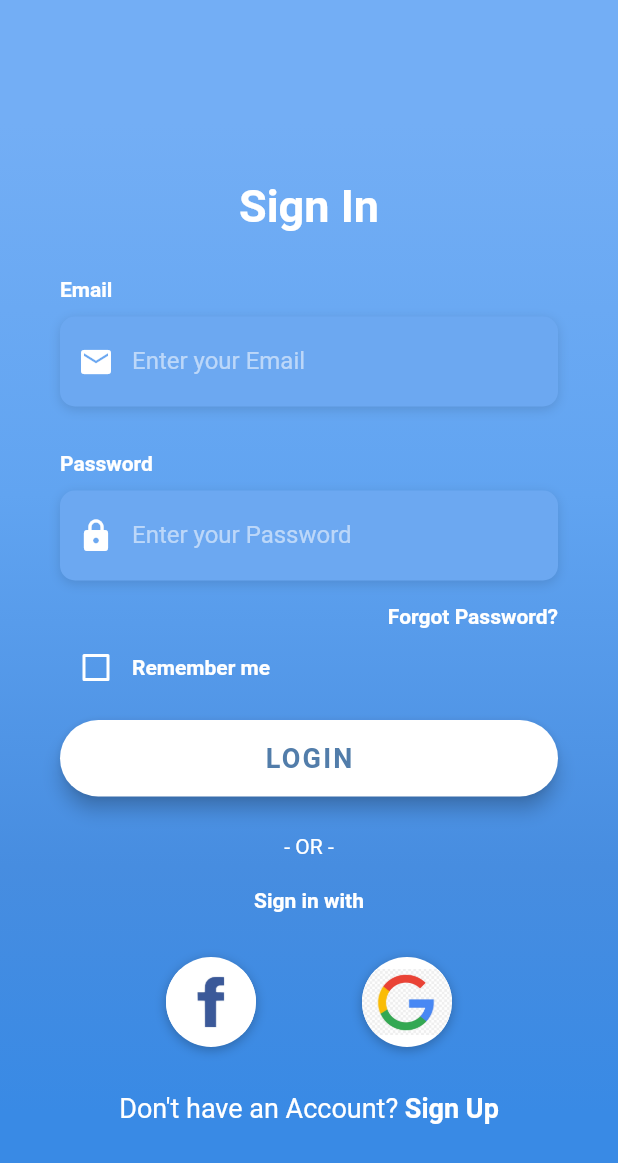
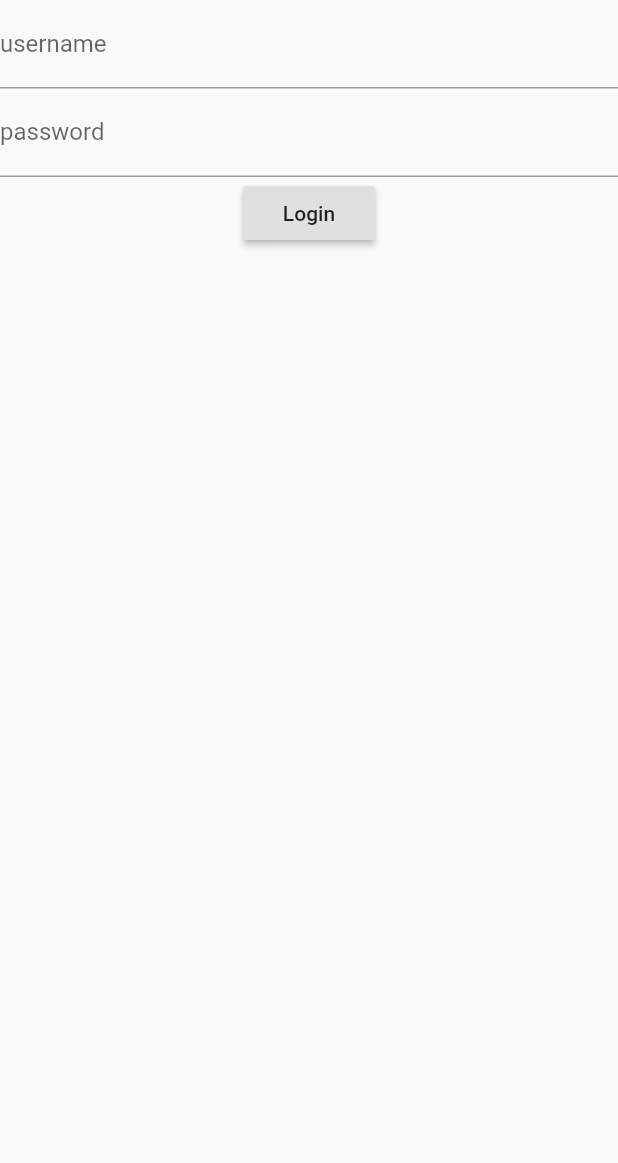
Before and after one commit to rocklyve/FUTracker, a Flutter app: the screen it shows after launch, on a phone screen of 412 x 824 dp. Shown: the top 1163 px of the screen. Run offline on Flutter 3.47's test engine with Material 2 defaults, Android fonts, the phone set to English and light mode, and no system bars; our stand-ins replace bloc, equatable, flutter_bloc, graphql_flutter; Roboto replaces fonts that are missing (OpenSans).

```diff
--- /dev/null
+++ b/futracker/lib/auth/authentication.dart
@@ -0,0 +1,3 @@
+export 'authentication_bloc.dart';
+export 'authentication_event.dart';
+export 'authentication_state.dart';
--- /dev/null
+++ b/futracker/lib/auth/authentication_bloc.dart
@@ -0,0 +1,42 @@
+import 'dart:async';
+
+import 'package:FUTracker/auth/authentication.dart';
+import 'package:FUTracker/repository/user_repository.dart';
+import 'package:bloc/bloc.dart';
+import 'package:meta/meta.dart';
+
+class AuthenticationBloc
+    extends Bloc<AuthenticationEvent, AuthenticationState> {
+  final UserRepository userRepository;
+
+  AuthenticationBloc({@required this.userRepository})
+      : assert(userRepository != null),
+        super(AuthenticationInitial());
+
+  @override
+  Stream<AuthenticationState> mapEventToState(
+    AuthenticationEvent event,
+  ) async* {
+    if (event is AuthenticationStarted) {
+      final bool hasToken = await userRepository.hasToken();
+
+      if (hasToken) {
+        yield AuthenticationSuccess();
+      } else {
+        yield AuthenticationFailure();
+      }
+    }
+
+    if (event is AuthenticationLoggedIn) {
+      yield AuthenticationInProgress();
+      await userRepository.persistToken(event.token);
+      yield AuthenticationSuccess();
+    }
+
+    if (event is AuthenticationLoggedOut) {
+      yield AuthenticationInProgress();
+      await userRepository.deleteToken();
+      yield AuthenticationFailure();
+    }
+  }
+}
--- /dev/null
+++ b/futracker/lib/auth/authentication_event.dart
@@ -0,0 +1,25 @@
+import 'package:equatable/equatable.dart';
+import 'package:meta/meta.dart';
+
+abstract class AuthenticationEvent extends Equatable {
+  const AuthenticationEvent();
+
+  @override
+  List<Object> get props => [];
+}
+
+class AuthenticationStarted extends AuthenticationEvent {}
+
+class AuthenticationLoggedIn extends AuthenticationEvent {
+  final String token;
+
+  const AuthenticationLoggedIn({@required this.token});
+
+  @override
+  List<Object> get props => [token];
+
+  @override
+  String toString() => 'LoggedIn { token: $token }';
+}
+
+class AuthenticationLoggedOut extends AuthenticationEvent {}
--- /dev/null
+++ b/futracker/lib/auth/authentication_state.dart
@@ -0,0 +1,14 @@
+import 'package:equatable/equatable.dart';
+
+abstract class AuthenticationState extends Equatable {
+  @override
+  List<Object> get props => [];
+}
+
+class AuthenticationInitial extends AuthenticationState {}
+
+class AuthenticationSuccess extends AuthenticationState {}
+
+class AuthenticationFailure extends AuthenticationState {}
+
+class AuthenticationInProgress extends AuthenticationState {}
--- /dev/null
+++ b/futracker/lib/bloc/login_bloc.dart
@@ -0,0 +1,41 @@
+import 'dart:async';
+
+import 'package:FUTracker/auth/authentication.dart';
+import 'package:FUTracker/repository/user_repository.dart';
+import 'package:bloc/bloc.dart';
+import 'package:equatable/equatable.dart';
+import 'package:meta/meta.dart';
+
+part 'login_event.dart';
+part 'login_state.dart';
+
+class LoginBloc extends Bloc<LoginEvent, LoginState> {
+  final UserRepository userRepository;
+  final AuthenticationBloc authenticationBloc;
+
+  LoginBloc({
+    @required this.userRepository,
+    @required this.authenticationBloc,
+  })  : assert(userRepository != null),
+        assert(authenticationBloc != null),
+        super(LoginInitial());
+
+  @override
+  Stream<LoginState> mapEventToState(LoginEvent event) async* {
+    if (event is LoginButtonPressed) {
+      yield LoginInProgress();
+
+      try {
+        final token = await userRepository.authenticate(
+          username: event.username,
+          password: event.password,
+        );
+
+        authenticationBloc.add(AuthenticationLoggedIn(token: token));
+        yield LoginInitial();
+      } catch (error) {
+        yield LoginFailure(error: error.toString());
+      }
+    }
+  }
+}
--- /dev/null
+++ b/futracker/lib/bloc/login_event.dart
@@ -0,0 +1,22 @@
+part of 'login_bloc.dart';
+
+abstract class LoginEvent extends Equatable {
+  const LoginEvent();
+}
+
+class LoginButtonPressed extends LoginEvent {
+  final String username;
+  final String password;
+
+  const LoginButtonPressed({
+    @required this.username,
+    @required this.password,
+  });
+
+  @override
+  List<Object> get props => [username, password];
+
+  @override
+  String toString() =>
+      'LoginButtonPressed { username: $username, password: $password }';
+}
--- /dev/null
+++ b/futracker/lib/bloc/login_state.dart
@@ -0,0 +1,24 @@
+part of 'login_bloc.dart';
+
+abstract class LoginState extends Equatable {
+  const LoginState();
+
+  @override
+  List<Object> get props => [];
+}
+
+class LoginInitial extends LoginState {}
+
+class LoginInProgress extends LoginState {}
+
+class LoginFailure extends LoginState {
+  final String error;
+
+  const LoginFailure({@required this.error});
+
+  @override
+  List<Object> get props => [error];
+
+  @override
+  String toString() => 'LoginFailure { error: $error }';
+}
--- a/futracker/lib/main.dart
+++ b/futracker/lib/main.dart
@@ -1,12 +1,59 @@
+import 'package:FUTracker/auth/authentication.dart';
+import 'package:FUTracker/repository/user_repository.dart';
+import 'package:FUTracker/ui/home.dart';
+import 'package:FUTracker/uicomponents/loading_indicator.dart';
+import 'package:bloc/bloc.dart';
+import 'package:flutter_bloc/flutter_bloc.dart';
 import 'package:flutter/cupertino.dart';
 import 'package:flutter/material.dart';
 import 'package:FUTracker/ui/login/login_screen.dart';
+import 'package:graphql_flutter/graphql_flutter.dart';
+
+// this is just an instance to print all events, transitions and errors from BLoC
+class SimpleBlocObserver extends BlocObserver {
+  @override
+  void onEvent(Bloc bloc, Object event) {
+    print(event);
+    super.onEvent(bloc, event);
+  }
+
+  @override
+  void onTransition(Bloc bloc, Transition transition) {
+    print(transition);
+    super.onTransition(bloc, transition);
+  }
+
+  @override
+  void onError(Bloc bloc, Object error, StackTrace stackTrace) {
+    print(error);
+    super.onError(bloc, error, stackTrace);
+  }
+}
 
 void main() {
-  runApp(MyApp());
+  Bloc.observer = SimpleBlocObserver();
+  final userRepository = UserRepository();
+
+  runApp(
+    BlocProvider<AuthenticationBloc>(
+      create: (context) {
+        return AuthenticationBloc(userRepository: userRepository)
+          ..add(AuthenticationStarted());
+      },
+      child: MyApp(userRepository: userRepository),
+    ),
+  );
 }
 
+final OptimisticCache cache = OptimisticCache(
+  dataIdFromObject: typenameDataIdFromObject,
+);
+
 class MyApp extends StatelessWidget {
+  final UserRepository userRepository;
+
+  MyApp({Key key, @required this.userRepository}) : super(key: key);
+
   @override
   Widget build(BuildContext context) {
     return MaterialApp(
@@ -15,7 +62,18 @@ class MyApp extends StatelessWidget {
         primarySwatch: Colors.blue,
         visualDensity: VisualDensity.adaptivePlatformDensity,
       ),
-      home: LoginScreen(),
+      home: BlocBuilder<AuthenticationBloc, AuthenticationState>(
+          builder: (context, state) {
+        if (state is AuthenticationSuccess) {
+          return Home();
+        } else if (state is AuthenticationFailure) {
+          return LoginScreen(userRepository: userRepository);
+        } else if (state is AuthenticationInProgress) {
+          return LoadingIndicator();
+        } else {
+          return LoginScreen(userRepository: userRepository);
+        }
+      }),
     );
   }
 }
--- /dev/null
+++ b/futracker/lib/repository/repositories.dart
@@ -0,0 +1,4 @@
+library repositories;
+
+// export 'package:weekendleague/weekendleague_repository.dart'
+// export 'package:weekendleague/weekendleague_repository_impl.dart'
--- /dev/null
+++ b/futracker/lib/repository/weekendleague/weekendleague_repository.dart
@@ -0,0 +1 @@
+import '../repositories.dart';
--- a/futracker/lib/ui/dashboard/dashboard.dart
+++ b/futracker/lib/ui/dashboard/dashboard.dart
@@ -15,15 +15,15 @@ class _DashboardState extends State<Dashboard> {
           SliverAppBar(
             title: Text("Dashboard"),
             automaticallyImplyLeading: false,
-            expandedHeight: 200,
+            expandedHeight: 40,
             actions: <Widget>[Icon(Icons.notifications)],
             bottom: PreferredSize(
-              preferredSize: Size.fromHeight(150),
+              preferredSize: Size.fromHeight(40),
               child: Container(),
             ),
             shape: RoundedRectangleBorder(
                 borderRadius:
-                    BorderRadius.vertical(bottom: Radius.circular(50))),
+                    BorderRadius.vertical(bottom: Radius.circular(30))),
           )
         ],
       ),
--- /dev/null
+++ b/futracker/lib/ui/login/login_form.dart
@@ -0,0 +1,67 @@
+import 'package:FUTracker/bloc/login_bloc.dart';
+import 'package:flutter/material.dart';
+import 'package:flutter_bloc/flutter_bloc.dart';
+
+class LoginForm extends StatefulWidget {
+  @override
+  State<LoginForm> createState() => _LoginFormState();
+}
+
+class _LoginFormState extends State<LoginForm> {
+  final _usernameController = TextEditingController();
+  final _passwordController = TextEditingController();
+
+  @override
+  Widget build(BuildContext context) {
+    _onLoginButtonPressed() {
+      BlocProvider.of<LoginBloc>(context).add(
+        LoginButtonPressed(
+          username: _usernameController.text,
+          password: _passwordController.text,
+        ),
+      );
+    }
+
+    return BlocListener<LoginBloc, LoginState>(
+      listener: (context, state) {
+        if (state is LoginFailure) {
+          Scaffold.of(context).showSnackBar(
+            SnackBar(
+              content: Text('${state.error}'),
+              backgroundColor: Colors.red,
+            ),
+          );
+        }
+      },
+      child: BlocBuilder<LoginBloc, LoginState>(
+        builder: (context, state) {
+          return Form(
+            child: Column(
+              children: [
+                TextFormField(
+                  decoration: InputDecoration(labelText: 'username'),
+                  controller: _usernameController,
+                ),
+                TextFormField(
+                  decoration: InputDecoration(labelText: 'password'),
+                  controller: _passwordController,
+                  obscureText: true,
+                ),
+                RaisedButton(
+                  onPressed:
+                      state is! LoginInProgress ? _onLoginButtonPressed : null,
+                  child: Text('Login'),
+                ),
+                Container(
+                  child: state is LoginInProgress
+                      ? CircularProgressIndicator()
+                      : null,
+                ),
+              ],
+            ),
+          );
+        },
+      ),
+    );
+  }
+}
--- a/futracker/lib/ui/login/login_screen.dart
+++ b/futracker/lib/ui/login/login_screen.dart
@@ -1,15 +1,30 @@
+import 'package:FUTracker/auth/authentication.dart';
+import 'package:FUTracker/repository/user_repository.dart';
+import 'package:FUTracker/bloc/login_bloc.dart';
 import 'package:FUTracker/ui/home.dart';
+import 'package:FUTracker/ui/login/login_form.dart';
 import 'package:flutter/material.dart';
 import 'package:flutter/services.dart';
 import 'package:FUTracker/utilities/constants.dart';
+import 'package:flutter_bloc/flutter_bloc.dart';
 
 class LoginScreen extends StatefulWidget {
+  final UserRepository userRepository;
+
+  LoginScreen({Key key, @required this.userRepository})
+      : assert(userRepository != null),
+        super(key: key);
+
   @override
-  _LoginScreenState createState() => _LoginScreenState();
+  _LoginScreenState createState() => _LoginScreenState(userRepository);
 }
 
 class _LoginScreenState extends State<LoginScreen> {
   bool _rememberMe = false;
+
+  final UserRepository userRepository;
+
+  _LoginScreenState(this.userRepository);
 
   Widget _buildEmailTF() {
     return Column(
@@ -130,7 +145,8 @@ class _LoginScreenState extends State<LoginScreen> {
         elevation: 5.0,
         onPressed: () {
           print("login button pressed");
-          Navigator.push(context, MaterialPageRoute(builder: (context) => Home()));
+          Navigator.push(
+              context, MaterialPageRoute(builder: (context) => Home()));
         },
         padding: EdgeInsets.all(15.0),
         shape: RoundedRectangleBorder(
@@ -248,68 +264,77 @@ class _LoginScreenState extends State<LoginScreen> {
   @override
   Widget build(BuildContext context) {
     return Scaffold(
-      body: AnnotatedRegion<SystemUiOverlayStyle>(
-        value: SystemUiOverlayStyle.light,
-        child: GestureDetector(
-          onTap: () => FocusScope.of(context).unfocus(),
-          child: Stack(
-            children: <Widget>[
-              Container(
-                height: double.infinity,
-                width: double.infinity,
-                decoration: BoxDecoration(
-                  gradient: LinearGradient(
-                    begin: Alignment.topCenter,
-                    end: Alignment.bottomCenter,
-                    colors: [
-                      Color(0xFF73AEF5),
-                      Color(0xFF61A4F1),
-                      Color(0xFF478DE0),
-                      Color(0xFF398AE5),
-                    ],
-                    stops: [0.1, 0.4, 0.7, 0.9],
-                  ),
-                ),
-              ),
-              Container(
-                height: double.infinity,
-                child: SingleChildScrollView(
-                  physics: AlwaysScrollableScrollPhysics(),
-                  padding: EdgeInsets.symmetric(
-                    horizontal: 40.0,
-                    vertical: 120.0,
-                  ),
-                  child: Column(
-                    mainAxisAlignment: MainAxisAlignment.center,
-                    children: <Widget>[
-                      Text(
-                        'Sign In',
-                        style: TextStyle(
-                          color: Colors.white,
-                          fontFamily: 'OpenSans',
-                          fontSize: 30.0,
-                          fontWeight: FontWeight.bold,
-                        ),
-                      ),
-                      SizedBox(height: 30.0),
-                      _buildEmailTF(),
-                      SizedBox(
-                        height: 30.0,
-                      ),
-                      _buildPasswordTF(),
-                      _buildForgotPasswordBtn(),
-                      _buildRememberMeCheckbox(),
-                      _buildLoginBtn(),
-                      _buildSignInWithText(),
-                      _buildSocialBtnRow(),
-                      _buildSignupBtn(),
-                    ],
-                  ),
-                ),
-              )
-            ],
-          ),
-        ),
+      body: BlocProvider(
+        create: (context) {
+          return LoginBloc(
+            authenticationBloc: BlocProvider.of<AuthenticationBloc>(context),
+            userRepository: userRepository,
+          );
+        },
+        child: LoginForm(),
+        // child: AnnotatedRegion<SystemUiOverlayStyle>(
+        //   value: SystemUiOverlayStyle.light,
+        //   child: GestureDetector(
+        //     onTap: () => FocusScope.of(context).unfocus(),
+        //     child: Stack(
+        //       children: <Widget>[
+        //         Container(
+        //           height: double.infinity,
+        //           width: double.infinity,
+        //           decoration: BoxDecoration(
+        //             gradient: LinearGradient(
+        //               begin: Alignment.topCenter,
+        //               end: Alignment.bottomCenter,
+        //               colors: [
+        //                 Color(0xFF73AEF5),
+        //                 Color(0xFF61A4F1),
+        //                 Color(0xFF478DE0),
+        //                 Color(0xFF398AE5),
+        //               ],
+        //               stops: [0.1, 0.4, 0.7, 0.9],
+        //             ),
+        //           ),
+        //         ),
+        //         Container(
+        //           height: double.infinity,
+        //           child: SingleChildScrollView(
+        //             physics: AlwaysScrollableScrollPhysics(),
+        //             padding: EdgeInsets.symmetric(
+        //               horizontal: 40.0,
+        //               vertical: 120.0,
+        //             ),
+        //             child: Column(
+        //               mainAxisAlignment: MainAxisAlignment.center,
+        //               children: <Widget>[
+        //                 Text(
+        //                   'Sign In',
+        //                   style: TextStyle(
+        //                     color: Colors.white,
+        //                     fontFamily: 'OpenSans',
+        //                     fontSize: 30.0,
+        //                     fontWeight: FontWeight.bold,
+        //                   ),
+        //                 ),
+        //                 SizedBox(height: 30.0),
+        //                 _buildEmailTF(),
+        //                 SizedBox(
+        //                   height: 30.0,
+        //                 ),
+        //                 _buildPasswordTF(),
+        //                 _buildForgotPasswordBtn(),
+        //                 _buildRememberMeCheckbox(),
+        //                 _buildLoginBtn(),
+        //                 _buildSignInWithText(),
+        //                 _buildSocialBtnRow(),
+        //                 _buildSignupBtn(),
+        //               ],
+        //             ),
+        //           ),
+        //         )
+        //       ],
+        //     ),
+        //   ),
+        // ),
       ),
     );
   }
--- a/futracker/pubspec.yaml
+++ b/futracker/pubspec.yaml
@@ -24,7 +24,7 @@ dependencies:
   flutter:
     sdk: flutter
   graphql_flutter: ^3.0.1
-  flutter_bloc: ^4.0.0
+  flutter_bloc: ^5.0.0
   equatable: ^1.1.0
   meta: ^1.1.6
   intl: ^0.16.1
@@ -56,7 +56,6 @@ flutter:
   assets:
     - assets/logos/
     - assets/images/
-    - assets/images/flags/
 
   # An image asset can refer to one or more resolution-specific "variants", see
   # https://flutter.dev/assets-and-images/#resolution-aware.
```
Also changed, not shown: futracker/lib/networking/api.dart (+24 -3 lines), futracker/lib/repository/user_repository.dart (added, +37 -0 lines), futracker/lib/uicomponents/loading_indicator.dart (added, +8 -0 lines), futracker/lib/repository/api_repository.dart (added), futracker/lib/repository/weekendleague/weekendleague_repository_impl.dart (added).
